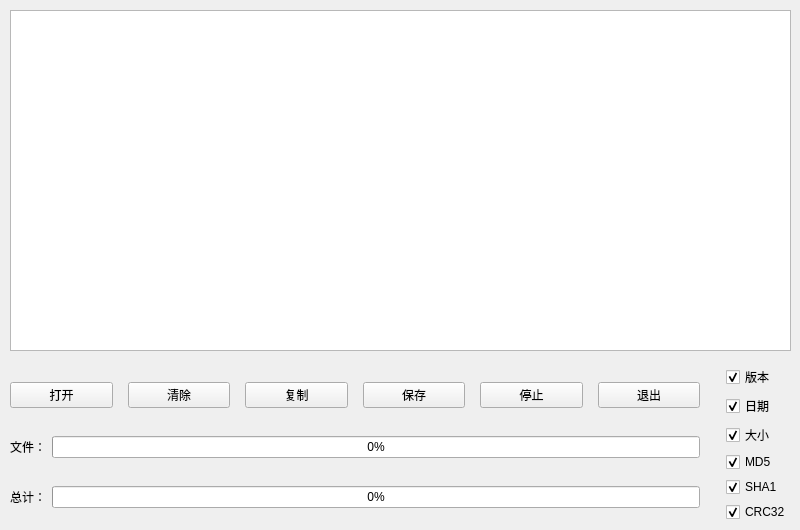
This is jieqthashwidget.ui in jackfahdin/JieQtHash as Qt 5 draws it before an edit. The edited form follows.
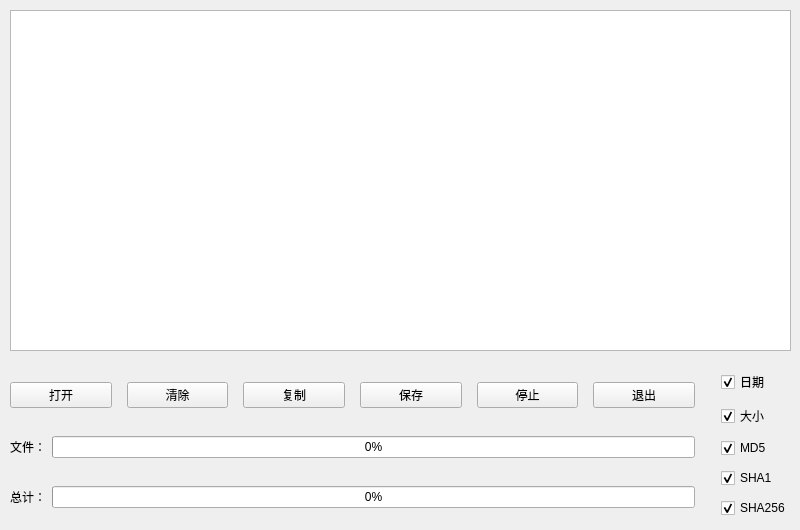
This is the edited form. Icons and pictures are not drawn.

Commit message: 优化程序

What changed in the file:
```diff
--- a/jieqthashwidget.ui
+++ b/jieqthashwidget.ui
@@ -170,16 +170,6 @@
       <property name="leftMargin">
        <number>20</number>
       </property>
-      <item>
-       <widget class="QCheckBox" name="checkBoxVersion">
-        <property name="text">
-         <string>版本</string>
-        </property>
-        <property name="checked">
-         <bool>true</bool>
-        </property>
-       </widget>
-      </item>
       <item>
        <widget class="QCheckBox" name="checkBoxDate">
         <property name="text">
@@ -223,7 +213,7 @@
       <item>
        <widget class="QCheckBox" name="checkBoxCRC">
         <property name="text">
-         <string>CRC32</string>
+         <string>SHA256</string>
         </property>
         <property name="checked">
          <bool>true</bool>
```
Left out of the diff: 2 changed lines with no effect on the pictures. The commit also changes 2 other files.
